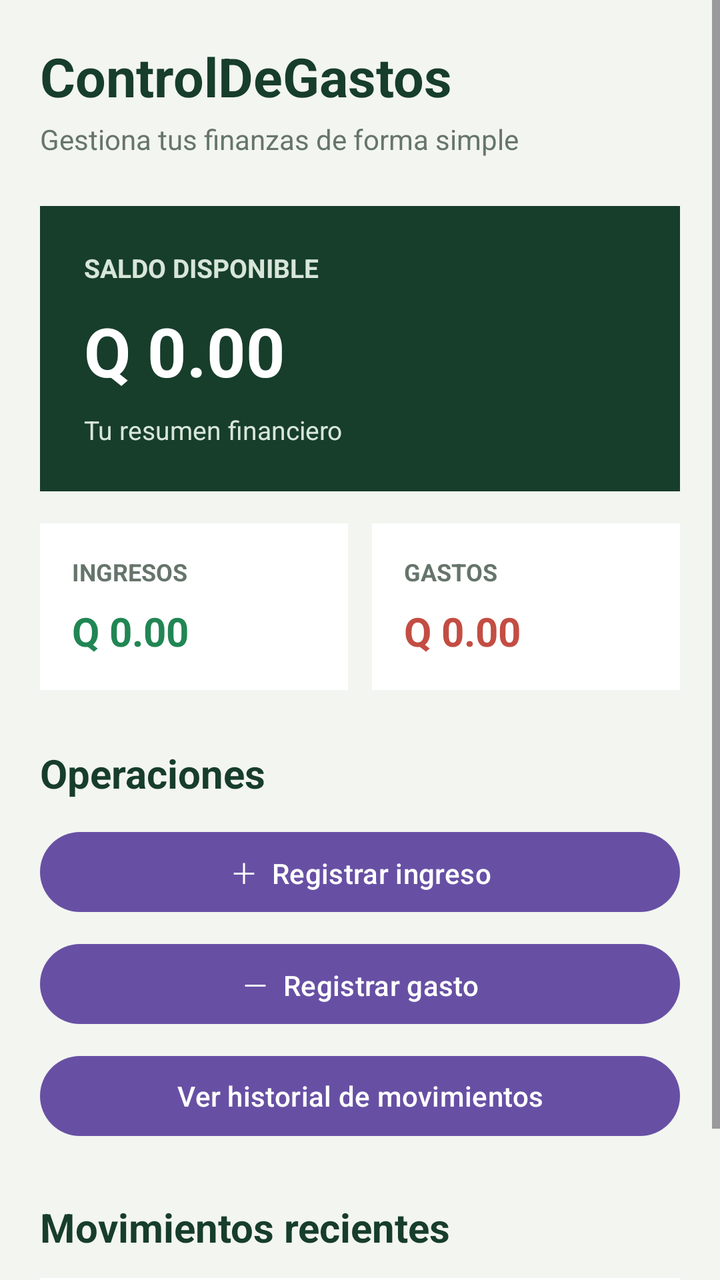
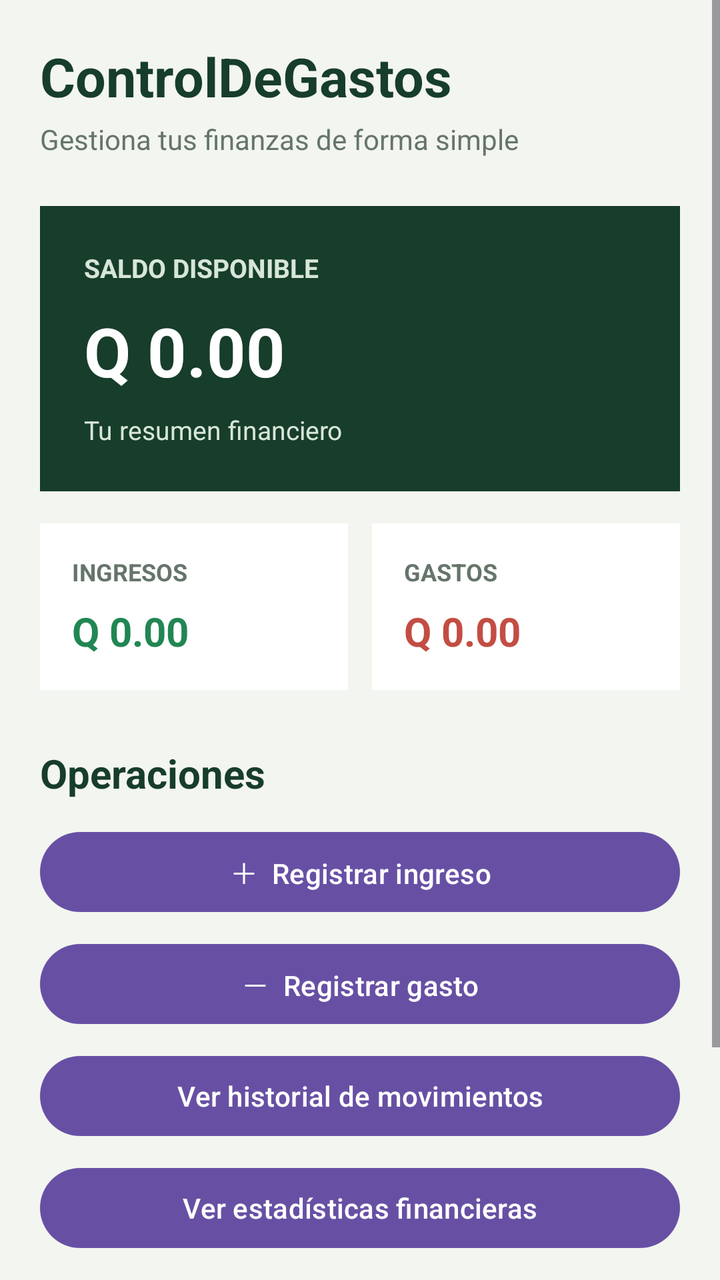

Two renders of the same Android screen: before a commit and after it. Below are the layout's source before the change and the commit's diff.
<!-- AndroidManifest.xml: application theme Theme.ControlDeGastos -->
<!-- res/layout/activity_main.xml -->
<?xml version="1.0" encoding="utf-8"?>
<ScrollView xmlns:android="http://schemas.android.com/apk/res/android"
    android:id="@+id/main"
    android:layout_width="match_parent"
    android:layout_height="match_parent"
    android:background="#F3F5F0"
    android:fillViewport="true">

    <LinearLayout
        android:layout_width="match_parent"
        android:layout_height="wrap_content"
        android:orientation="vertical"
        android:padding="20dp">

        
        <TextView
            android:layout_width="wrap_content"
            android:layout_height="wrap_content"
            android:text="ControlDeGastos"
            android:textColor="#173D2B"
            android:textSize="27sp"
            android:textStyle="bold" />

        <TextView
            android:layout_width="wrap_content"
            android:layout_height="wrap_content"
            android:layout_marginTop="4dp"
            android:text="Gestiona tus finanzas de forma simple"
            android:textColor="#66756B"
            android:textSize="14sp" />

        
        <LinearLayout
            android:layout_width="match_parent"
            android:layout_height="wrap_content"
            android:layout_marginTop="24dp"
            android:background="#173D2B"
            android:orientation="vertical"
            android:padding="22dp">

            <TextView
                android:layout_width="wrap_content"
                android:layout_height="wrap_content"
                android:text="SALDO DISPONIBLE"
                android:textColor="#D7E6D9"
                android:textSize="13sp"
                android:textStyle="bold" />

            <TextView
                android:id="@+id/tvSaldo"
                android:layout_width="wrap_content"
                android:layout_height="wrap_content"
                android:layout_marginTop="10dp"
                android:text="Q 0.00"
                android:textColor="#FFFFFF"
                android:textSize="34sp"
                android:textStyle="bold" />

            <TextView
                android:layout_width="wrap_content"
                android:layout_height="wrap_content"
                android:layout_marginTop="8dp"
                android:text="Tu resumen financiero"
                android:textColor="#D7E6D9"
                android:textSize="13sp" />

        </LinearLayout>

        
        <LinearLayout
            android:layout_width="match_parent"
            android:layout_height="wrap_content"
            android:layout_marginTop="16dp"
            android:orientation="horizontal">

            <LinearLayout
                android:layout_width="0dp"
                android:layout_height="wrap_content"
                android:layout_marginEnd="6dp"
                android:layout_weight="1"
                android:background="#FFFFFF"
                android:orientation="vertical"
                android:padding="16dp">

                <TextView
                    android:layout_width="wrap_content"
                    android:layout_height="wrap_content"
                    android:text="INGRESOS"
                    android:textColor="#66756B"
                    android:textSize="12sp"
                    android:textStyle="bold" />

                <TextView
                    android:id="@+id/tvIngresos"
                    android:layout_width="wrap_content"
                    android:layout_height="wrap_content"
                    android:layout_marginTop="8dp"
                    android:text="Q 0.00"
                    android:textColor="#218653"
                    android:textSize="20sp"
                    android:textStyle="bold" />

            </LinearLayout>

            <LinearLayout
                android:layout_width="0dp"
                android:layout_height="wrap_content"
                android:layout_marginStart="6dp"
                android:layout_weight="1"
                android:background="#FFFFFF"
                android:orientation="vertical"
                android:padding="16dp">

                <TextView
                    android:layout_width="wrap_content"
                    android:layout_height="wrap_content"
                    android:text="GASTOS"
                    android:textColor="#66756B"
                    android:textSize="12sp"
                    android:textStyle="bold" />

                <TextView
                    android:id="@+id/tvGastos"
                    android:layout_width="wrap_content"
                    android:layout_height="wrap_content"
                    android:layout_marginTop="8dp"
                    android:text="Q 0.00"
                    android:textColor="#C34D43"
                    android:textSize="20sp"
                    android:textStyle="bold" />

            </LinearLayout>

        </LinearLayout>

        
        <TextView
            android:layout_width="wrap_content"
            android:layout_height="wrap_content"
            android:layout_marginTop="28dp"
            android:text="Operaciones"
            android:textColor="#173D2B"
            android:textSize="20sp"
            android:textStyle="bold" />

        <Button
            android:id="@+id/btnIngreso"
            android:layout_width="match_parent"
            android:layout_height="wrap_content"
            android:layout_marginTop="12dp"
            android:text="＋  Registrar ingreso"
            android:textAllCaps="false" />

        <Button
            android:id="@+id/btnGasto"
            android:layout_width="match_parent"
            android:layout_height="wrap_content"
            android:layout_marginTop="8dp"
            android:text="－  Registrar gasto"
            android:textAllCaps="false" />

        <Button
            android:id="@+id/btnHistorial"
            android:layout_width="match_parent"
            android:layout_height="wrap_content"
            android:layout_marginTop="8dp"
            android:text="Ver historial de movimientos"
            android:textAllCaps="false" />


        
        <TextView
            android:layout_width="wrap_content"
            android:layout_height="wrap_content"
            android:layout_marginTop="28dp"
            android:text="Movimientos recientes"
            android:textColor="#173D2B"
            android:textSize="20sp"
            android:textStyle="bold" />

        
        <LinearLayout
            android:id="@+id/contenedorMovimientos"
            android:layout_width="match_parent"
            android:layout_height="wrap_content"
            android:layout_marginTop="12dp"
            android:orientation="vertical">

            <TextView
                android:id="@+id/tvMovimientosVacios"
                android:layout_width="match_parent"
                android:layout_height="wrap_content"
                android:background="#FFFFFF"
                android:gravity="center"
                android:padding="24dp"
                android:text="Aún no tienes movimientos registrados."
                android:textColor="#66756B"
                android:textSize="14sp" />

        </LinearLayout>

    </LinearLayout>

</ScrollView>
<!-- resources referenced by this layout -->
<resources>
  <style name="Theme.ControlDeGastos" parent="Base.Theme.ControlDeGastos" />
  <style name="Base.Theme.ControlDeGastos" parent="Theme.Material3.DayNight.NoActionBar">
          
          
      </style>
</resources>

<!-- the commit's change to res/layout/activity_main.xml (unified diff, before → after) -->
@@ -167,6 +167,14 @@
             android:text="Ver historial de movimientos"
             android:textAllCaps="false" />
 
+        <Button
+            android:id="@+id/btnEstadisticas"
+            android:layout_width="match_parent"
+            android:layout_height="wrap_content"
+            android:layout_marginTop="8dp"
+            android:text="Ver estadísticas financieras"
+            android:textAllCaps="false" />
+
 
         
         <TextView
